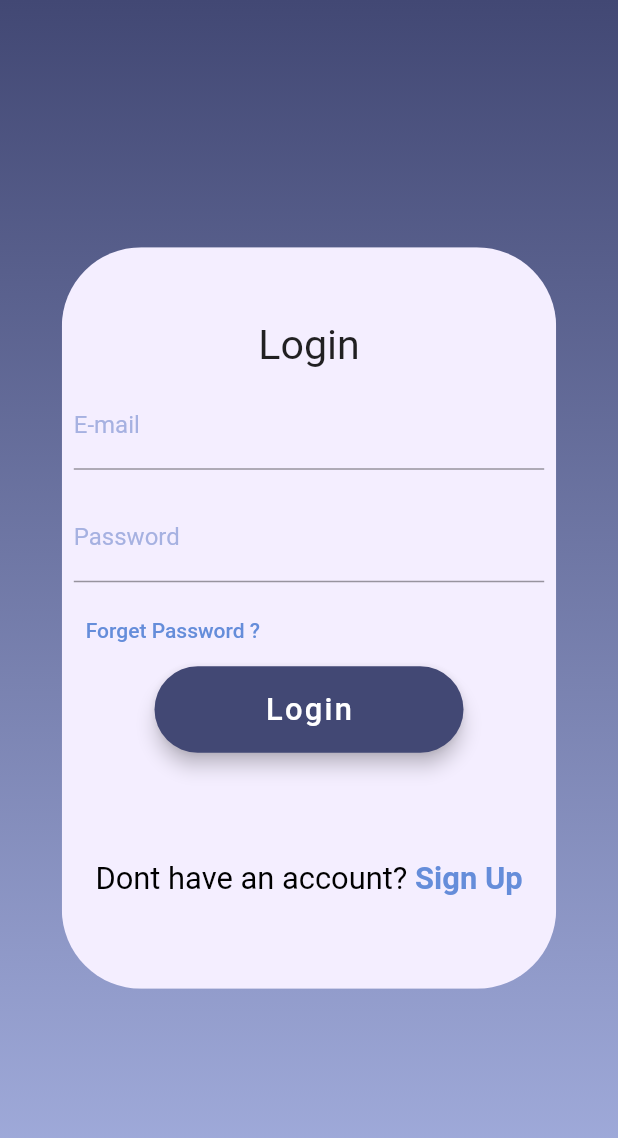
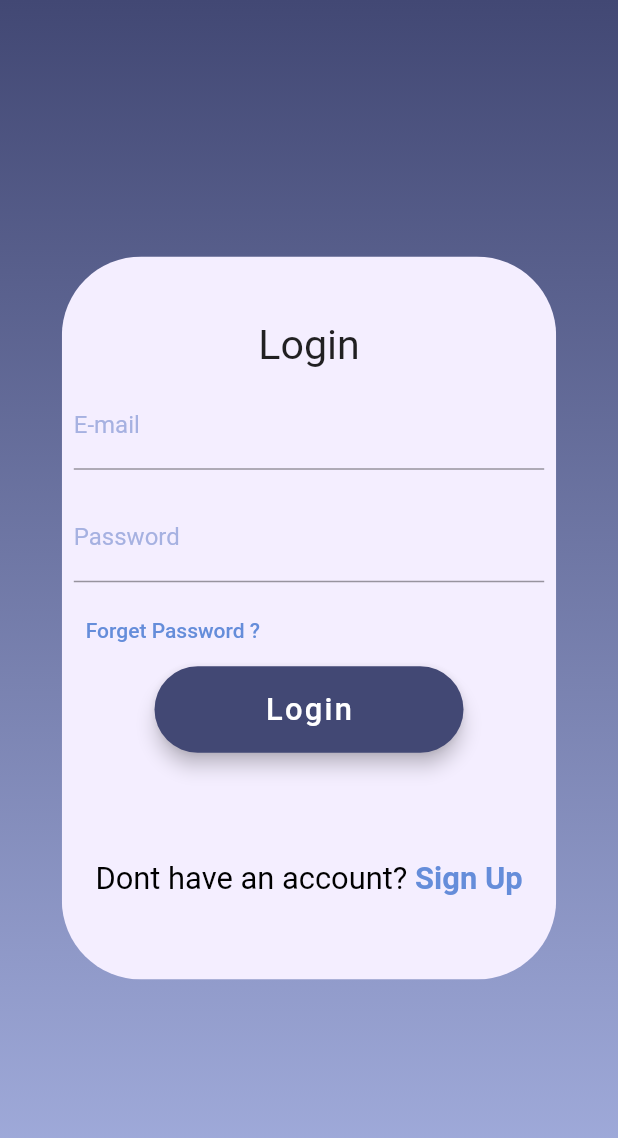
Before and after one commit to 4NG3L-4/ESISBA_2CPI_PROJECT, a Flutter app: the screen it shows after launch, after a tap on "LOGIN", on a phone screen of 412 x 824 dp. Shown: the top 1138 px of the screen. Run offline on Flutter 3.47's test engine with Material 2 defaults, Android fonts, the phone set to English and light mode, and no system bars; our stand-ins replace flutter_svg.

Commit message:
no problem

```diff
--- a/our_app/lib/Screens/Login/components/body.dart
+++ b/our_app/lib/Screens/Login/components/body.dart
@@ -117,7 +117,7 @@ class _LoginPageState extends State<LoginPage> {
           ),
           //container white box
           child: Container(
-            height: MediaQuery.of(context).size.height * 0.6,
+            height: MediaQuery.of(context).size.height * 0.585,
             width: MediaQuery.of(context).size.width * 0.8,
             decoration: BoxDecoration(
               color: myLightWhite,
```
